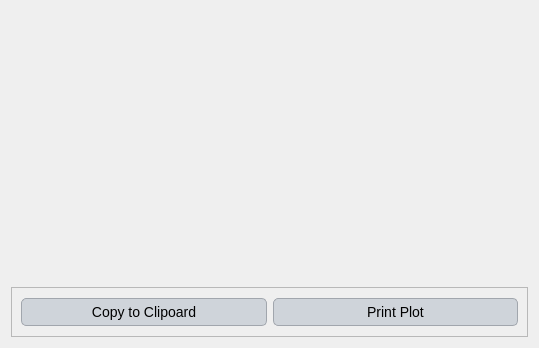
The window that ui/runoff_graph.ui (Inigobarbe/VFSMOD-GUI) describes before a commit, drawn with Qt 5.
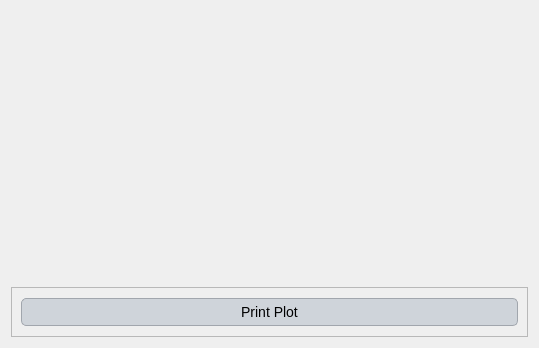
The same window after the commit.

```diff
--- a/ui/runoff_graph.ui
+++ b/ui/runoff_graph.ui
@@ -145,14 +145,7 @@
       <item row="0" column="0">
        <layout class="QHBoxLayout" name="horizontalLayout">
         <item>
-         <widget class="QPushButton" name="pushButton">
-          <property name="text">
-           <string>Copy to Clipoard</string>
-          </property>
-         </widget>
-        </item>
-        <item>
-         <widget class="QPushButton" name="pushButton_2">
+         <widget class="QPushButton" name="print_graph">
           <property name="text">
            <string>Print Plot</string>
           </property>
```
